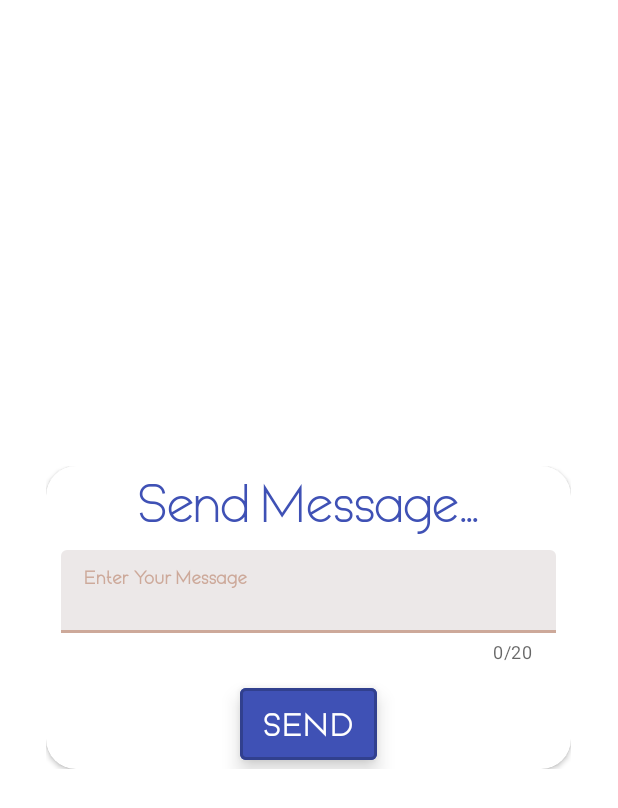
After one commit to lironshish/SuperList, an Android app: the layout dialog_send_messgae.xml on its own in the app's theme, with its tools: preview values and no code run, on a phone screen of 412 x 824 dp. The commit adds this screen. Shown: the top 808 px of the screen. Run offline under Robolectric (Android 15) with nearby library versions, the phone set to English and light mode, and no system bars.

Commit message:
Add option to send message between shared users

```diff
--- a/app/src/main/java/com/example/superlist/superlist/Activities/MainActivity.java
+++ b/app/src/main/java/com/example/superlist/superlist/Activities/MainActivity.java
@@ -78,6 +78,7 @@ public class MainActivity extends AppCompatActivity {
 
     private String currentListName;
     private String currentListSerialNumber;
+    private MenuItem chat;
 
 
     @Override
@@ -108,6 +109,8 @@ public class MainActivity extends AppCompatActivity {
         header_TXT_username = header.findViewById(R.id.header_TXT_username);
         header_IMG_user = header.findViewById(R.id.header_IMG_user);
         header_BAR_progress = header.findViewById(R.id.header_BAR_progress);
+        chat = panel_AppBar_bottom.getMenu().findItem(R.id.menu_chat);
+        chat.setVisible(false);
 
     }
 
@@ -263,7 +266,7 @@ public class MainActivity extends AppCompatActivity {
 
                 for (DataSnapshot userChild : snapshot.getChildren()) {
 
-                    for (DataSnapshot newChild : userChild.child("lists").getChildren()) {
+                    for (DataSnapshot newChild : userChild.child(Keys.KEY_LISTS).getChildren()) {
                         if (newChild.getValue(String.class).equals(list_id)) {
                             newChild.getRef().removeValue();
                             adapter.notifyItemRemoved(position);
--- a/app/src/main/java/com/example/superlist/superlist/Activities/SignUpActivity.java
+++ b/app/src/main/java/com/example/superlist/superlist/Activities/SignUpActivity.java
@@ -174,6 +174,7 @@ public class SignUpActivity extends AppCompatActivity {
         myRef.child(Keys.KEY_USER_PHONE_NUMBER).setValue(userToStore.getPhoneNumber());
         myRef.child(Keys.KEY_USER_PROFILE_IMAGE_URL).setValue(userToStore.getProfileImgUrl());
         myRef.child(Keys.KEY_USER_UID).setValue(userToStore.getUid());
+        myRef.child(Keys.KEY_USER_MESSAGE).setValue(Keys.KEY_NO_MESSAGE);
         startActivity(new Intent(SignUpActivity.this, MainActivity.class));
         finish();
     }
--- /dev/null
+++ b/app/src/main/res/layout/dialog_send_messgae.xml
@@ -0,0 +1,78 @@
+<?xml version="1.0" encoding="utf-8"?>
+<androidx.constraintlayout.widget.ConstraintLayout xmlns:android="http://schemas.android.com/apk/res/android"
+    xmlns:tools="http://schemas.android.com/tools"
+    android:layout_width="350dp"
+    xmlns:app="http://schemas.android.com/apk/res-auto"
+    android:layout_gravity="center"
+    android:layout_height="wrap_content">
+
+
+    <androidx.cardview.widget.CardView
+        android:layout_width="match_parent"
+        android:layout_height="match_parent"
+        app:cardCornerRadius="20dp">
+
+        <LinearLayout
+            android:layout_width="match_parent"
+            android:layout_height="wrap_content"
+            android:orientation="vertical">
+
+            <TextView
+                android:id="@+id/dialog_TXT_title"
+                android:layout_width="match_parent"
+                android:layout_height="match_parent"
+                android:fontFamily="@font/font_buttons"
+                android:gravity="center"
+                android:text="Send Message..."
+                android:textColor="#3F51B5"
+                android:textSize="35dp" />
+
+
+            <com.google.android.material.textfield.TextInputLayout
+                android:id="@+id/dialog_EDT_message"
+                android:layout_width="match_parent"
+                android:layout_height="wrap_content"
+                android:hint="Enter Your Message"
+                android:padding="10dp"
+                android:textColorHint="@color/black"
+                app:boxBackgroundColor="#ECE8E8"
+                app:boxBackgroundMode="filled"
+                app:counterEnabled="true"
+                app:counterMaxLength="20"
+                app:errorEnabled="true">
+
+                <com.google.android.material.textfield.TextInputEditText
+                    android:layout_width="match_parent"
+                    android:layout_height="wrap_content"
+                    android:fontFamily="@font/font_buttons"
+                    android:inputType="textPersonName"
+                    android:textColor="@color/black"
+                    android:textSize="16sp"
+                    android:textStyle="bold" />
+            </com.google.android.material.textfield.TextInputLayout>
+
+
+            <Button
+                android:id="@+id/dialog_BTN_send"
+                style="@style/Widget.MaterialComponents.Button.UnelevatedButton"
+                android:layout_width="wrap_content"
+                android:layout_height="60dp"
+                android:layout_gravity="center_horizontal"
+                android:backgroundTint="#3F51B5"
+                android:elevation="8dp"
+                android:fontFamily="@font/font_buttons"
+                android:text="Send"
+                android:textSize="20sp"
+                android:textStyle="bold"
+                app:strokeColor="@color/cardview_shadow_start_color"
+                app:strokeWidth="2dp"
+                tools:ignore="MissingConstraints"
+                tools:layout_editor_absoluteX="232dp"
+                tools:layout_editor_absoluteY="655dp" />
+
+
+        </LinearLayout>
+
+
+    </androidx.cardview.widget.CardView>
+</androidx.constraintlayout.widget.ConstraintLayout>
--- a/app/src/main/res/menu/bottom_app_bar_menu.xml
+++ b/app/src/main/res/menu/bottom_app_bar_menu.xml
@@ -2,5 +2,9 @@
 <menu xmlns:android="http://schemas.android.com/apk/res/android"
     xmlns:app="http://schemas.android.com/apk/res-auto">
 
-
+    <item
+        android:id="@+id/menu_chat"
+        android:icon="@drawable/ic_chat"
+        android:title="chat"
+        app:showAsAction="ifRoom" />
 </menu>
```
Also changed, not shown: app/src/main/java/com/example/superlist/superlist/Activities/MyListActivity.java (+64 -2 lines), app/src/main/java/com/example/superlist/superlist/Activities/ShareListActivity.java (+5 -5 lines), app/src/main/java/com/example/superlist/superlist/Dialogs/GetMessageDialog.java (added, +47 -0 lines), app/src/main/java/com/example/superlist/superlist/Dialogs/SendMessageDialog.java (added, +52 -0 lines), app/src/main/java/com/example/superlist/superlist/Finals/Keys.java (+11 -4 lines), app/src/main/java/com/example/superlist/superlist/Firebase/DataManager.java (+50 -31 lines), app/src/main/res/layout/dialog_get_message.xml (added, +63 -0 lines).
